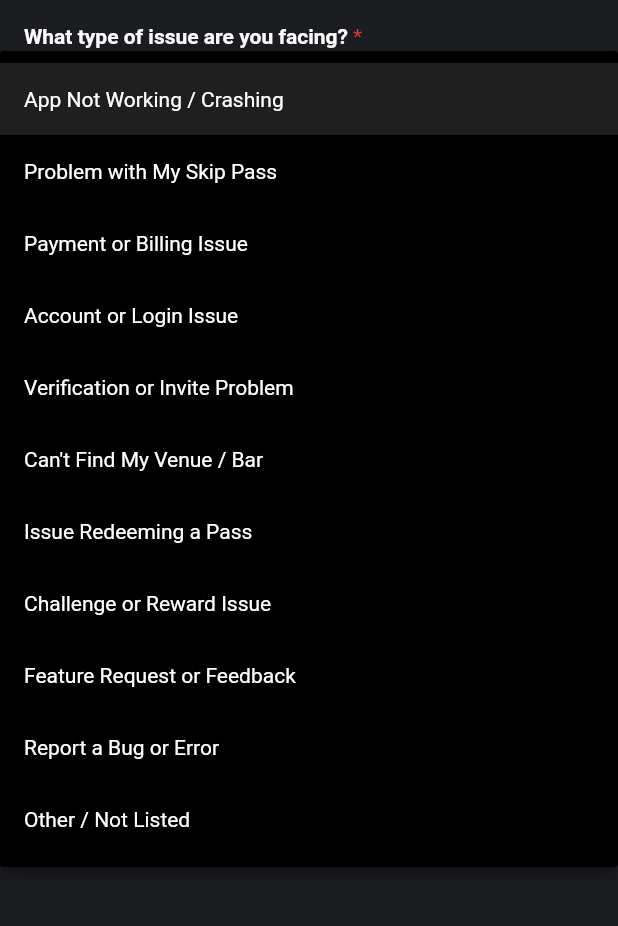
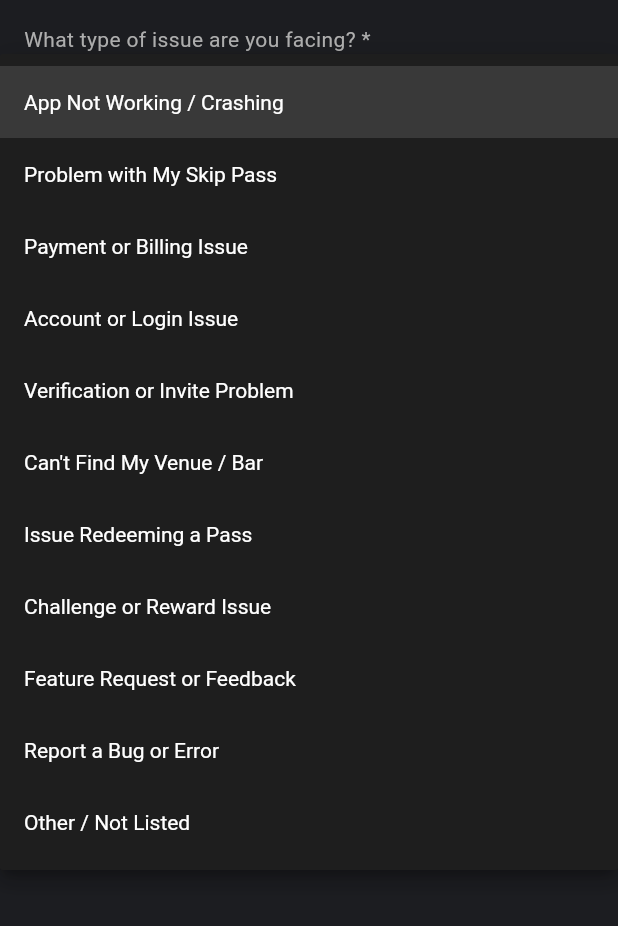
Before and after one commit to abeera-zainab/appsip, a Flutter app: the HelpAndSupportScreen screen opened directly, after a tap on "Select--", on a phone screen of 412 x 824 dp, the part 84-1010 px from its top. Run offline on Flutter 3.47's test engine with Material 3 defaults, Android fonts, the phone set to English and light mode, and no system bars; our stand-ins replace dotted_border, flutter_svg, image_picker; Roboto replaces fonts that are missing (RedHatDisplay).

Commit message:
Modified Help and Support Screen

```diff
--- a/lib/main.dart
+++ b/lib/main.dart
@@ -105,9 +105,9 @@
       ),
       home:
     //const InvitationKeyScreen()
-      const MainScreenShell(),
+      //const MainScreenShell(),
        //const TellUsAboutYourselfScreen(),
-       //const ProfileScreen()
+       const ProfileScreen()
        //const DeleteAccountScreen()
        //const RegisterBartenderScreen()22
        //const BankDetailsScreen()
--- a/lib/screens/help-and-support/help-and-support-screen.dart
+++ b/lib/screens/help-and-support/help-and-support-screen.dart
@@ -2,155 +2,10 @@
 import 'package:flutter/material.dart';
 import 'package:flutter_svg/svg.dart';
 import 'package:appsip/main.dart';
-// Make sure you have your AppColors defined, for example:
-// import 'package:appsip/main.dart';
+// Import your custom widgets
+import 'package:appsip/widgets/primary_button.dart';
+import 'package:appsip/widgets/custom_dropdown_field.dart';
 
-// --- A helper widget for creating labels with a required asterisk ---
-class RequiredLabel extends StatelessWidget {
-  final String label;
-  const RequiredLabel({super.key, required this.label});
-
-  @override
-  Widget build(BuildContext context) {
-    return RichText(
-      text: TextSpan(
-        text: label,
-        style: const TextStyle(
-          fontSize: 14,
-          fontWeight: FontWeight.bold,
-          fontFamily: 'RedHatDisplay',
-          color: AppColors.textPrimary,
-        ),
-        children: const <TextSpan>[
-          TextSpan(
-            text: ' *',
-            style: TextStyle(
-              color: AppColors.primaryRed, // Using your app's primary red color
-              fontSize: 14,
-              fontWeight: FontWeight.normal,
-              fontFamily: 'RedHatDisplay',
-            ),
-          ),
-        ],
-      ),
-    );
-  }
-}
-
-// --- CustomTextInputField (Updated) ---
-class CustomTextInputField extends StatelessWidget {
-  final String label;
-  final String hint;
-  final TextInputType? keyboardType;
-  final TextEditingController? controller;
-  final Widget? field;
-
-  const CustomTextInputField({
-    super.key,
-    required this.label,
-    this.hint = '',
-    this.keyboardType,
-    this.controller,
-    this.field,
-  });
-
-  @override
-  Widget build(BuildContext context) {
-    return Column(
-      crossAxisAlignment: CrossAxisAlignment.start,
-      children: [
-        RequiredLabel(label: label), // Using the new required label widget
-        const SizedBox(height: 8), // Reduced space
-        field ??
-            TextField(
-              controller: controller,
-              keyboardType: keyboardType,
-              style: const TextStyle(color: AppColors.textPrimary,fontSize: 14,fontFamily: 'Red Hat Display',),
-              decoration: InputDecoration(
-                hintText: hint,
-                hintStyle: const TextStyle(color: AppColors.textSecondary,fontWeight: FontWeight.normal,fontSize: 16,fontFamily: 'RedHatDisplay'),
-                filled: true,
-                fillColor: AppColors.cardColorsecondary,
-                contentPadding:
-                    const EdgeInsets.symmetric(horizontal: 16, vertical: 14),
-                border: OutlineInputBorder(
-                  borderRadius: BorderRadius.circular(12),
-                  borderSide: BorderSide.none,
-                ),
-              ),
-            ),
-      ],
-    );
-  }
-}
-
-// --- CustomDropdownField (Updated) ---
-class CustomDropdownField extends StatefulWidget {
-  final String label;
-  final String hintText;
-  final List<String> items;
-  const CustomDropdownField({
-    super.key,
-    required this.label,
-    required this.hintText,
-    required this.items,
-  });
-
-  @override
-  State<CustomDropdownField> createState() => _CustomDropdownFieldState();
-}
-
-class _CustomDropdownFieldState extends State<CustomDropdownField> {
-  String? _selectedValue;
-
-  @override
-  Widget build(BuildContext context) {
-    return Column(
-      crossAxisAlignment: CrossAxisAlignment.start,
-      children: [
-        RequiredLabel(label: widget.label), // Using the new required label widget
-        const SizedBox(height: 8), // Reduced space
-        DropdownButtonFormField<String>(
-          isExpanded: true,
-          value: _selectedValue,
-          decoration: InputDecoration(
-            filled: true,
-            fillColor: AppColors.cardColorsecondary, // Unified color
-            contentPadding:
-                const EdgeInsets.symmetric(horizontal: 16, vertical: 14),
-            border: OutlineInputBorder(
-              borderRadius: BorderRadius.circular(12),
-              borderSide: BorderSide.none,
-            ),
-          ),
-          hint: Text( // Simplified hint to match screenshot
-            widget.hintText,
-            style: const TextStyle(color: AppColors.textSecondary),
-          ),
-          icon: SvgPicture.asset('assets/svg/Vector.svg'),
-          dropdownColor: Colors.black,
-          style: const TextStyle(color: AppColors.textPrimary),
-          items: widget.items.map((String value) {
-            return DropdownMenuItem<String>(
-              value: value,
-              child: Text(
-                value,
-                style: const TextStyle(color: AppColors.textPrimary),
-              ),
-            );
-          }).toList(),
-          onChanged: (String? newValue) {
-            setState(() {
-              _selectedValue = newValue;
-            });
-          },
-        ),
-      ],
-    );
-  }
-}
-
-// --- HelpAndSupportScreen Widget (Updated) ---
 class HelpAndSupportScreen extends StatefulWidget {
   const HelpAndSupportScreen({super.key});
 
@@ -159,8 +14,9 @@
 }
 
 class _HelpAndSupportScreenState extends State<HelpAndSupportScreen> {
-  final TextEditingController _issueDescriptionController =
-      TextEditingController();
+  final TextEditingController _issueDescriptionController = TextEditingController();
+  String? _selectedIssueType; // State for the selected dropdown value
+
   final List<String> _issueTypes = [
     'App Not Working / Crashing',
     'Problem with My Skip Pass',
@@ -184,11 +40,8 @@
   @override
   Widget build(BuildContext context) {
     return Scaffold(
-      backgroundColor: AppColors.background,
       appBar: AppBar(
-        backgroundColor: AppColors.background,
         leading: IconButton(
-          // Assuming you have an SVG asset for the back arrow
           icon: SvgPicture.asset('assets/svg/arrow_back.svg'),
           onPressed: () => Navigator.pop(context),
         ),
@@ -210,20 +63,114 @@
             crossAxisAlignment: CrossAxisAlignment.start,
             children: [
               const SizedBox(height: 16),
-              // Dropdown for Issue Type
-              CustomDropdownField(
-                label:( 'What type of issue are you facing?') ,
-                hintText: 'Select--',
+              // --- Refactored Widgets ---
+              _IssueTypeDropdown(
                 items: _issueTypes,
+                value: _selectedIssueType,
+                onChanged: (newValue) {
+                  setState(() {
+                    _selectedIssueType = newValue;
+                  });
+                },
               ),
               const SizedBox(height: 18),
+              _IssueDescriptionField(controller: _issueDescriptionController),
+              const SizedBox(height: 18),
+              const _AttachmentsSection(),
+              const SizedBox(height: 24),
+              _SubmitIssueButton(
+                onPressed: () {
+                  Navigator.of(context).push(
+                    MaterialPageRoute(
+                      builder: (context) => const SubmitIssueScreen(),
+                    ),
+                  );
+                },
+              ),
+              const SizedBox(height: 40),
+            ],
+          ),
+        ),
+      ),
+    );
+  }
+}
 
-              CustomTextInputField(
-                label: 'Describe Your Issue',
-                field: TextField(
-                  controller: _issueDescriptionController,
+// --- A helper widget for creating labels with a required asterisk ---
+class _RequiredLabel extends StatelessWidget {
+  final String label;
+  const _RequiredLabel({required this.label});
+
+  @override
+  Widget build(BuildContext context) {
+    return RichText(
+      text: TextSpan(
+        text: label,
+        style: const TextStyle(
+          fontSize: 14,
+          fontWeight: FontWeight.bold,
+          fontFamily: 'RedHatDisplay',
+          color: AppColors.textPrimary,
+        ),
+        children: const <TextSpan>[
+          TextSpan(
+            text: ' *',
+            style: TextStyle(
+              color: AppColors.primaryRed,
+              fontSize: 14,
+              fontWeight: FontWeight.normal,
+              fontFamily: 'RedHatDisplay',
+            ),
+          ),
+        ],
+      ),
+    );
+  }
+}
+
+// --- Widget for the Issue Type Dropdown ---
+class _IssueTypeDropdown extends StatelessWidget {
+  final List<String> items;
+  final String? value;
+  final ValueChanged<String?> onChanged;
+
+  const _IssueTypeDropdown({
+    required this.items,
+    required this.value,
+    required this.onChanged,
+  });
+
+  @override
+  Widget build(BuildContext context) {
+    // Note: The global CustomDropdownField has its own label style.
+    // To perfectly match, we adjust here or update the global widget.
+    return CustomDropdownField(
+      label: 'What type of issue are you facing? *',
+      hintText: 'Select--',
+      items: items,
+      value: value,
+      onChanged: onChanged,
+      fillColor: AppColors.cardColorsecondary, // Matching original screen color
+    );
+  }
+}
+
+// --- Widget for the Issue Description Text Area ---
+class _IssueDescriptionField extends StatelessWidget {
+  final TextEditingController controller;
+  const _IssueDescriptionField({required this.controller});
+
+  @override
+  Widget build(BuildContext context) {
+    return Column(
+      crossAxisAlignment: CrossAxisAlignment.start,
+      children: [
+        const _RequiredLabel(label: 'Describe Your Issue'),
+        const SizedBox(height: 8),
+        TextField(
+          controller: controller,
           keyboardType: TextInputType.multiline,
-                  maxLines: 7, // Adjusted max lines for better look
+          maxLines: 7,
           minLines: 7,
           style: const TextStyle(color: AppColors.textPrimary),
           decoration: InputDecoration(
@@ -231,19 +178,28 @@
             hintStyle: const TextStyle(color: AppColors.textSecondary),
             filled: true,
             fillColor: AppColors.cardColorsecondary,
-                    contentPadding:
-                        const EdgeInsets.symmetric(horizontal: 16, vertical: 14),
+            contentPadding: const EdgeInsets.symmetric(horizontal: 16, vertical: 14),
             border: OutlineInputBorder(
               borderRadius: BorderRadius.circular(12),
               borderSide: BorderSide.none,
             ),
           ),
         ),
-              ),
-              const SizedBox(height: 18),
+      ],
+    );
+  }
+}
 
-              // Attachments Section
-              const RequiredLabel(label: 'Attachments'),
+// --- Widget for the Attachments Section ---
+class _AttachmentsSection extends StatelessWidget {
+  const _AttachmentsSection();
+
+  @override
+  Widget build(BuildContext context) {
+    return Column(
+      crossAxisAlignment: CrossAxisAlignment.start,
+      children: [
+        const _RequiredLabel(label: 'Attachments'),
         const SizedBox(height: 8),
         Container(
           padding: const EdgeInsets.symmetric(horizontal: 16.0, vertical: 14.0),
@@ -267,43 +223,31 @@
             ],
           ),
         ),
-              const SizedBox(height: 24),
+      ],
+    );
+  }
+}
 
-              // Submit Button
-              SizedBox(
-                width: double.infinity,
-                child: ElevatedButton(
-                  style: ElevatedButton.styleFrom(
+// --- Widget for the Submit Button ---
+class _SubmitIssueButton extends StatelessWidget {
+  final VoidCallback onPressed;
+  const _SubmitIssueButton({required this.onPressed});
+
+  @override
+  Widget build(BuildContext context) {
+    return PrimaryButton(
+      isExpanded: true, // Makes the button take full width
+      text: 'Submit Issue',
+      onPressed: onPressed,
       backgroundColor: AppColors.gradientEndRed,
+      borderRadius: 30,
       padding: const EdgeInsets.symmetric(vertical: 16),
-                    shape: RoundedRectangleBorder(
-                      borderRadius: BorderRadius.circular(30),
-                    ),
-                  ),
-                  onPressed: () {
-                    // Handle submit action
-                     Navigator.of(context).push(
-                        MaterialPageRoute(
-                          builder: (context) => const SubmitIssueScreen(),
-                        ),
-                      );
-                  },
-                  child: const Text(
-                    'Submit Issue',
-                    style: TextStyle(
+      textStyle: const TextStyle(
         color: AppColors.textPrimary,
         fontSize: 16,
         fontWeight: FontWeight.normal,
         fontFamily: 'RedHatDisplay',
       ),
-                  ),
-                ),
-              ),
-               const SizedBox(height: 40),
-            ],
-          ),
-        ),
-      ),
     );
   }
 }
```
Lines whose indentation alone changed are shown as unchanged.
